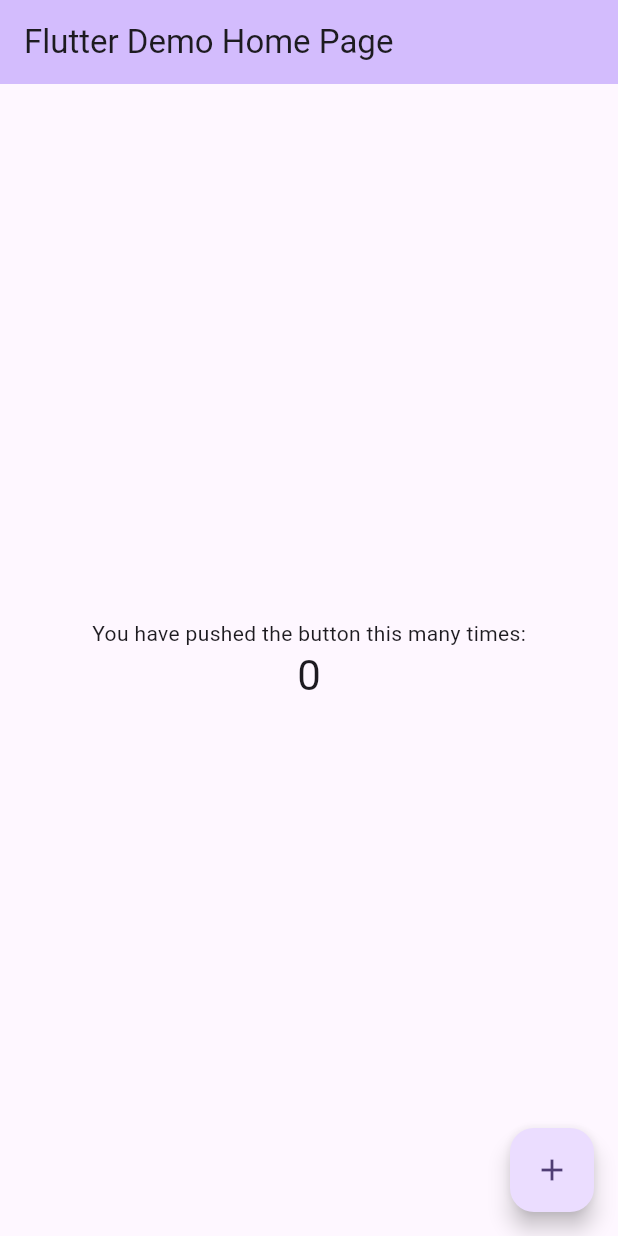
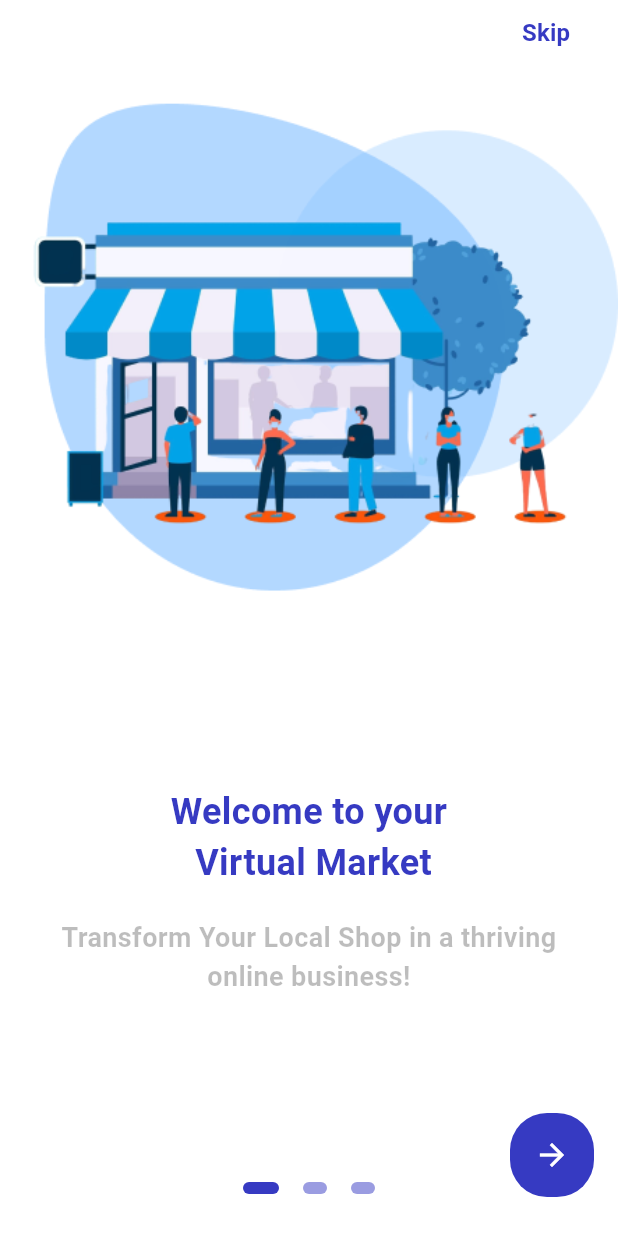
Before and after one commit to upadhyayravi023/ONDC_ZenNexifY, a Flutter app: the screen it shows after launch, on a phone screen of 412 x 824 dp. Run offline on Flutter 3.47's test engine with Material 3 defaults, Android fonts, the phone set to English and light mode, and no system bars; drawn by our look-alikes of flutter_onboarding_slider; our stand-ins replace flutter_screenutil, get.

Commit message:
auth frontend added

```diff
--- a/frontend/bazaar_to_go/lib/main.dart
+++ b/frontend/bazaar_to_go/lib/main.dart
@@ -1,125 +1,42 @@
+import 'package:bazaar_to_go/view/splash_screen.dart';
 import 'package:flutter/material.dart';
+import 'package:flutter_screenutil/flutter_screenutil.dart';
+import 'package:get/get.dart';
 
-void main() {
-  runApp(const MyApp());
+void main() async {
+  WidgetsFlutterBinding.ensureInitialized();
+  runApp(const GetMaterialApp(
+    debugShowCheckedModeBanner: false,
+    home: MyApp(),
+  ));
 }
 
 class MyApp extends StatelessWidget {
   const MyApp({super.key});
 
-  // This widget is the root of your application.
   @override
   Widget build(BuildContext context) {
     return MaterialApp(
-      title: 'Flutter Demo',
-      theme: ThemeData(
-        // This is the theme of your application.
-        //
-        // TRY THIS: Try running your application with "flutter run". You'll see
-        // the application has a purple toolbar. Then, without quitting the app,
-        // try changing the seedColor in the colorScheme below to Colors.green
-        // and then invoke "hot reload" (save your changes or press the "hot
-        // reload" button in a Flutter-supported IDE, or press "r" if you used
-        // the command line to start the app).
-        //
-        // Notice that the counter didn't reset back to zero; the application
-        // state is not lost during the reload. To reset the state, use hot
-        // restart instead.
-        //
-        // This works for code too, not just values: Most code changes can be
-        // tested with just a hot reload.
-        colorScheme: ColorScheme.fromSeed(seedColor: Colors.deepPurple),
-        useMaterial3: true,
-      ),
-      home: const MyHomePage(title: 'Flutter Demo Home Page'),
+      home: const SplashScreen(),
+      debugShowCheckedModeBanner: false,
+      builder: (context, child) {
+        // Get the media query size
+        final mediaQueryData = MediaQuery.of(context);
+        final designSize =
+            mediaQueryData.size.width > mediaQueryData.size.height
+                ? const Size(800, 300)
+                : const Size(300, 800);
+
+        // Initialize ScreenUtil with the correct design size
+        ScreenUtil.init(
+          context,
+          designSize: designSize,
+          minTextAdapt: true,
+          splitScreenMode: true,
+        );
+
+        return child!;
+      },
     );
   }
 }
-
-class MyHomePage extends StatefulWidget {
-  const MyHomePage({super.key, required this.title});
-
-  // This widget is the home page of your application. It is stateful, meaning
-  // that it has a State object (defined below) that contains fields that affect
-  // how it looks.
-
-  // This class is the configuration for the state. It holds the values (in this
-  // case the title) provided by the parent (in this case the App widget) and
-  // used by the build method of the State. Fields in a Widget subclass are
-  // always marked "final".
-
-  final String title;
-
-  @override
-  State<MyHomePage> createState() => _MyHomePageState();
-}
-
-class _MyHomePageState extends State<MyHomePage> {
-  int _counter = 0;
-
-  void _incrementCounter() {
-    setState(() {
-      // This call to setState tells the Flutter framework that something has
-      // changed in this State, which causes it to rerun the build method below
-      // so that the display can reflect the updated values. If we changed
-      // _counter without calling setState(), then the build method would not be
-      // called again, and so nothing would appear to happen.
-      _counter++;
-    });
-  }
-
-  @override
-  Widget build(BuildContext context) {
-    // This method is rerun every time setState is called, for instance as done
-    // by the _incrementCounter method above.
-    //
-    // The Flutter framework has been optimized to make rerunning build methods
-    // fast, so that you can just rebuild anything that needs updating rather
-    // than having to individually change instances of widgets.
-    return Scaffold(
-      appBar: AppBar(
-        // TRY THIS: Try changing the color here to a specific color (to
-        // Colors.amber, perhaps?) and trigger a hot reload to see the AppBar
-        // change color while the other colors stay the same.
-        backgroundColor: Theme.of(context).colorScheme.inversePrimary,
-        // Here we take the value from the MyHomePage object that was created by
-        // the App.build method, and use it to set our appbar title.
-        title: Text(widget.title),
-      ),
-      body: Center(
-        // Center is a layout widget. It takes a single child and positions it
-        // in the middle of the parent.
-        child: Column(
-          // Column is also a layout widget. It takes a list of children and
-          // arranges them vertically. By default, it sizes itself to fit its
-          // children horizontally, and tries to be as tall as its parent.
-          //
-          // Column has various properties to control how it sizes itself and
-          // how it positions its children. Here we use mainAxisAlignment to
-          // center the children vertically; the main axis here is the vertical
-          // axis because Columns are vertical (the cross axis would be
-          // horizontal).
-          //
-          // TRY THIS: Invoke "debug painting" (choose the "Toggle Debug Paint"
-          // action in the IDE, or press "p" in the console), to see the
-          // wireframe for each widget.
-          mainAxisAlignment: MainAxisAlignment.center,
-          children: <Widget>[
-            const Text(
-              'You have pushed the button this many times:',
-            ),
-            Text(
-              '$_counter',
-              style: Theme.of(context).textTheme.headlineMedium,
-            ),
-          ],
-        ),
-      ),
-      floatingActionButton: FloatingActionButton(
-        onPressed: _incrementCounter,
-        tooltip: 'Increment',
-        child: const Icon(Icons.add),
-      ), // This trailing comma makes auto-formatting nicer for build methods.
-    );
-  }
-}
--- /dev/null
+++ b/frontend/bazaar_to_go/lib/view/on_boarding.dart
@@ -0,0 +1,178 @@
+import 'package:bazaar_to_go/view/login_screen.dart';
+import 'package:flutter/material.dart';
+import 'package:flutter_onboarding_slider/flutter_onboarding_slider.dart';
+import 'package:flutter_screenutil/flutter_screenutil.dart';
+import 'package:get/get.dart';
+
+class OnBoarding extends StatelessWidget {
+  final Color kDarkBlueColor = const Color(0xFF363AC2);
+
+  const OnBoarding({super.key});
+
+  @override
+  Widget build(BuildContext context) {
+    return Scaffold(
+      backgroundColor: Colors.white,
+      body: OnBoardingSlider(
+        finishButtonText: 'Get Started',
+        onFinish: () {
+          Get.to(const LoginScreen());
+        },
+        finishButtonStyle: FinishButtonStyle(
+          backgroundColor: kDarkBlueColor,
+          shape: RoundedRectangleBorder(
+              borderRadius: BorderRadius.all(Radius.circular(24.r))),
+        ),
+        trailing: Text(
+          "Login",
+          style: TextStyle(
+            fontSize: 16,
+            color: kDarkBlueColor,
+            fontWeight: FontWeight.w600,
+          ),
+        ),
+        trailingFunction: () {
+          Get.to(const LoginScreen());
+        },
+        skipTextButton: Text(
+          'Skip',
+          style: TextStyle(
+            fontSize: 16,
+            color: kDarkBlueColor,
+            fontWeight: FontWeight.w600,
+          ),
+        ),
+        controllerColor: kDarkBlueColor,
+        totalPage: 3,
+        headerBackgroundColor: Colors.white,
+        pageBackgroundColor: Colors.white,
+        background: [
+          Image.asset(
+            'assets/images/slide_1.png',
+            height: 400,
+            width: 300.w,
+          ),
+          Image.asset(
+            'assets/images/slide_2.png',
+            height: 400,
+            width: 300.w,
+          ),
+          Image.asset(
+            'assets/images/slide_3.png',
+            height: 400,
+            width: 300.w,
+          ),
+        ],
+        speed: 1.8,
+        pageBodies: [
+          Container(
+            alignment: Alignment.center,
+            width: Get.width,
+            height: Get.height,
+            padding: const EdgeInsets.symmetric(horizontal: 40),
+            child: Column(
+              mainAxisAlignment: MainAxisAlignment.start,
+              crossAxisAlignment: CrossAxisAlignment.center,
+              children: <Widget>[
+                const SizedBox(
+                  height: 480,
+                ),
+                Text(
+                  'Welcome to your \n Virtual Market',
+                  textAlign: TextAlign.center,
+                  style: TextStyle(
+                    color: kDarkBlueColor,
+                    fontSize: 24.0,
+                    fontWeight: FontWeight.w600,
+                  ),
+                ),
+                const SizedBox(
+                  height: 20,
+                ),
+                const Text(
+                  'Transform Your Local Shop in a thriving online business!',
+                  textAlign: TextAlign.center,
+                  style: TextStyle(
+                    color: Colors.black26,
+                    fontSize: 18.0,
+                    fontWeight: FontWeight.w600,
+                  ),
+                ),
+              ],
+            ),
+          ),
+          Container(
+            alignment: Alignment.center,
+            width: MediaQuery.of(context).size.width,
+            padding: const EdgeInsets.symmetric(horizontal: 40),
+            child: Column(
+              mainAxisAlignment: MainAxisAlignment.start,
+              crossAxisAlignment: CrossAxisAlignment.center,
+              children: <Widget>[
+                const SizedBox(
+                  height: 480,
+                ),
+                Text(
+                  'Streamline \n Order Management',
+                  textAlign: TextAlign.center,
+                  style: TextStyle(
+                    color: kDarkBlueColor,
+                    fontSize: 24.0,
+                    fontWeight: FontWeight.w600,
+                  ),
+                ),
+                const SizedBox(
+                  height: 20,
+                ),
+                const Text(
+                  'Easily manage orders and inventory from one intututive platform',
+                  textAlign: TextAlign.center,
+                  style: TextStyle(
+                    color: Colors.black26,
+                    fontSize: 18.0,
+                    fontWeight: FontWeight.w600,
+                  ),
+                ),
+              ],
+            ),
+          ),
+          Container(
+            alignment: Alignment.center,
+            width: MediaQuery.of(context).size.width,
+            padding: const EdgeInsets.symmetric(horizontal: 40),
+            child: Column(
+              mainAxisAlignment: MainAxisAlignment.start,
+              crossAxisAlignment: CrossAxisAlignment.center,
+              children: <Widget>[
+                const SizedBox(
+                  height: 480,
+                ),
+                Text(
+                  'AI Powered \n Product Description Writer',
+                  textAlign: TextAlign.center,
+                  style: TextStyle(
+                    color: kDarkBlueColor,
+                    fontSize: 24.0,
+                    fontWeight: FontWeight.w600,
+                  ),
+                ),
+                const SizedBox(
+                  height: 20,
+                ),
+                const Text(
+                  'Leverage power of our AI for writing fast and quick product description ',
+                  textAlign: TextAlign.center,
+                  style: TextStyle(
+                    color: Colors.black26,
+                    fontSize: 18.0,
+                    fontWeight: FontWeight.w600,
+                  ),
+                ),
+              ],
+            ),
+          ),
+        ],
+      ),
+    );
+  }
+}
```
Also changed, not shown: frontend/bazaar_to_go/lib/controllers/login_controller.dart (added, +9 -0 lines), frontend/bazaar_to_go/lib/controllers/signup_controller.dart (added, +9 -0 lines), frontend/bazaar_to_go/lib/repository/endpoint.dart (added, +17 -0 lines), frontend/bazaar_to_go/lib/view/login_screen.dart (added, +102 -0 lines), frontend/bazaar_to_go/lib/view/signup_screen.dart (added, +109 -0 lines), frontend/bazaar_to_go/lib/view/splash_screen.dart (added, +46 -0 lines), frontend/bazaar_to_go/pubspec.yaml (+10 -4 lines), frontend/bazaar_to_go/assets/images/login_image.png (added), frontend/bazaar_to_go/assets/images/logo.png (added), frontend/bazaar_to_go/assets/images/ondc.png (added), frontend/bazaar_to_go/assets/images/slide_1.png (added), frontend/bazaar_to_go/assets/images/slide_2.png (added), frontend/bazaar_to_go/assets/images/slide_3.png (added), frontend/bazaar_to_go/pubspec.lock.
